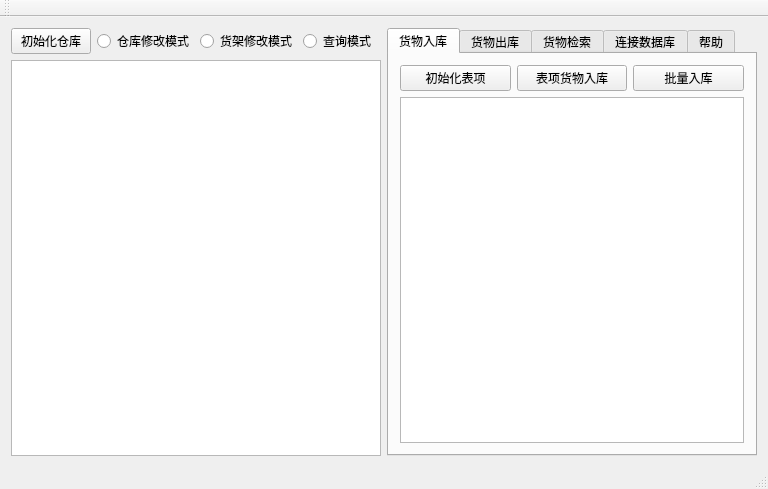
First picture: the form in mainwindow.ui, repository HIT-AVL/WarehousePlanning, before the edit.
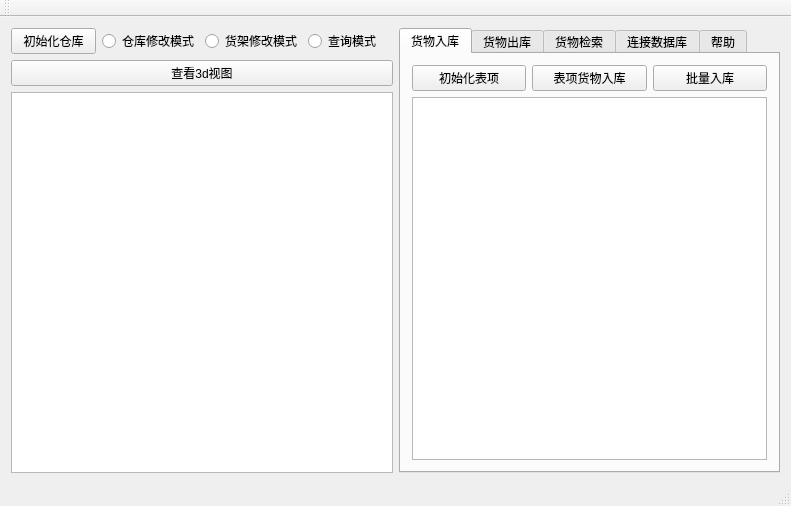
Second picture: the form after the edit. The open tabs and pages were chosen to show the change.

Commit message: 修改了添加书架时未对边界是否超出仓库边界进行限制的bug，增添了仓库的3d视图。

What changed in the file:
```diff
--- a/mainwindow.ui
+++ b/mainwindow.ui
@@ -6,8 +6,8 @@
    <rect>
     <x>0</x>
     <y>0</y>
-    <width>768</width>
-    <height>489</height>
+    <width>791</width>
+    <height>506</height>
    </rect>
   </property>
   <property name="windowTitle">
@@ -49,6 +49,19 @@
         </item>
        </layout>
       </item>
+      <item alignment="Qt::AlignLeft|Qt::AlignBottom">
+       <widget class="QPushButton" name="house3dButton">
+        <property name="minimumSize">
+         <size>
+          <width>382</width>
+          <height>0</height>
+         </size>
+        </property>
+        <property name="text">
+         <string>查看3d视图</string>
+        </property>
+       </widget>
+      </item>
       <item>
        <widget class="QGraphicsView" name="houseView"/>
       </item>
```
Left out of the diff: 4 changed lines with no effect on the pictures. The commit also changes 28 other files.
